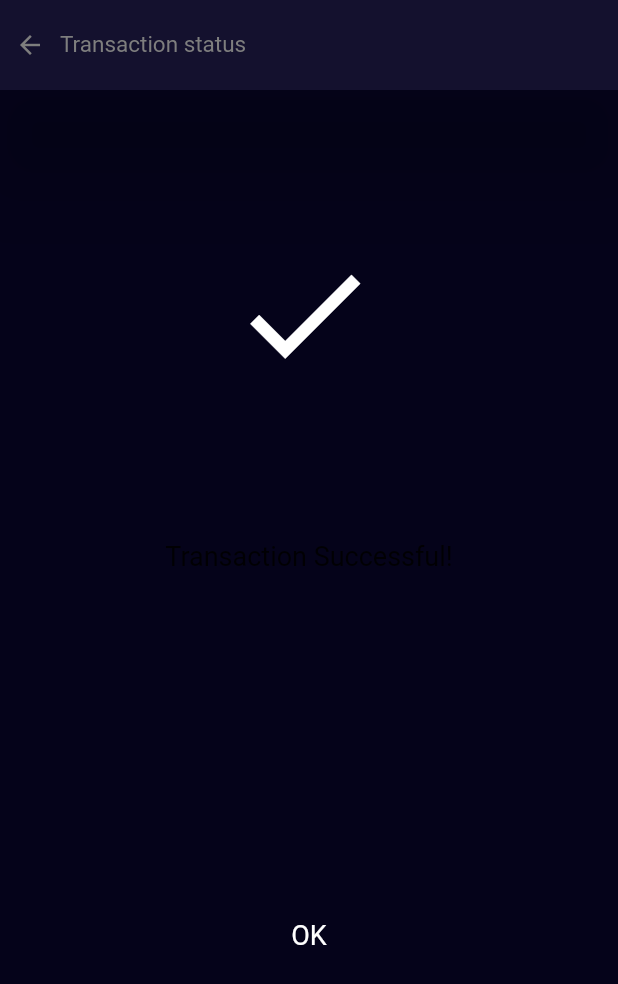
After one commit to Stephen-Chinaza/Mabro-Main, a Flutter app: the SuccessPage screen opened directly, on a phone screen of 412 x 824 dp. The commit adds this screen. Shown: the top 984 px of the screen. Run offline on Flutter 3.47's test engine with Material 2 defaults, Android fonts, the light colour scheme and no system bars; our stand-ins replace cached_network_image, carousel_slider, flushbar, flutter_contacts, flutter_dash, font_awesome_flutter and 10 more; missing offline and left inert: flutter_appavailability, flutter_paystack, majascan, pin_entry_text_field, qr_code_scanner; accounts and stored records are empty.

Commit message:
flutterwave redirecting page

```diff
--- a/lib/ui_views/screens/flutterwave_payment/flutterwave_payment.dart
+++ b/lib/ui_views/screens/flutterwave_payment/flutterwave_payment.dart
@@ -15,7 +15,6 @@ import 'package:mabro/ui_views/widgets/snackbar/snack.dart';
 import 'package:mabro/ui_views/widgets/textfield/normal_textfield.dart';
 import 'package:http/http.dart' as http;
 import 'dart:convert';
-import 'dart:io';
 import 'package:shared_preferences/shared_preferences.dart';
 import 'package:mabro/ui_views/commons/loading_page.dart';
 
@@ -350,16 +349,6 @@ class _CardPaymentState extends State<CardPayment> {
         map['pin'] = _cardPinFieldController.text;
         map['amount'] = widget.amount.toString();
 
-        print(userId);
-        print(_nameController.text);
-        print(email);
-        print(_cardNumberFieldController.text);
-        print(_cardCvvFieldController.text);
-        print(_cardMonthFieldController.text);
-        print(_cardYearFieldController.text);
-        print(_cardPinFieldController.text);
-        print(widget.amount);
-
         var response = await http
             .post(HttpService.rootVerifyCardPayment, body: map, headers: {
           'Authorization': 'Bearer ' + HttpService.token,
@@ -428,7 +417,7 @@ class _CardPaymentState extends State<CardPayment> {
   }
 
   void redirectUser({String url}) {
-    Future.delayed(Duration(seconds: 6), () {
+    Future.delayed(Duration(seconds: 0), () {
       pushPage(
           context,
           FlutterWaveRedirectPage(
--- a/lib/ui_views/screens/flutterwave_payment/flutterwave_redirect_page.dart
+++ b/lib/ui_views/screens/flutterwave_payment/flutterwave_redirect_page.dart
@@ -1,6 +1,9 @@
 import 'dart:io';
 import 'dart:async';
+import 'dart:convert';
 
+import 'package:mabro/constants/navigator/navigation_constant.dart';
+import 'package:mabro/ui_views/screens/flutterwave_payment/success_page.dart';
 import 'package:webview_flutter/webview_flutter.dart';
 import 'package:flutter/material.dart';
 import 'package:mabro/res/colors.dart';
@@ -17,6 +20,8 @@ class FlutterWaveRedirectPage extends StatefulWidget {
 class FlutterWaveRedirectPageState extends State<FlutterWaveRedirectPage> {
   final Completer<WebViewController> _controller =
       Completer<WebViewController>();
+
+  String jsonUrl = 'https://mabro.ng/dev2/_app/naira-wallet/verify-transaction';
 
   @override
   void initState() {
@@ -53,10 +58,14 @@ class FlutterWaveRedirectPageState extends State<FlutterWaveRedirectPage> {
           navigationDelegate: (NavigationRequest request) {
             if (request.url.startsWith(
                 'https://mabro.ng/dev2/_app/naira-wallet/add-fund-success')) {
-              print('blocking navigation to Scarface Chinaza}');
-              return NavigationDecision.navigate;
+              pushPage(context, SuccessPage());
+              return NavigationDecision.prevent;
+            } else if (request.url.startsWith(jsonUrl)) {
+              pushPage(context, SuccessPage());
+              return NavigationDecision.prevent;
             }
             print('allowing navigation to $request');
+
             return NavigationDecision.navigate;
           },
           onPageFinished: (String url) {
--- /dev/null
+++ b/lib/ui_views/screens/flutterwave_payment/success_page.dart
@@ -0,0 +1,148 @@
+import 'dart:io';
+
+import 'package:flutter/material.dart';
+import 'package:mabro/constants/dimes/dimensions.dart';
+import 'package:mabro/res/colors.dart';
+import 'package:mabro/ui_views/commons/toolbar.dart';
+
+class SuccessPage extends StatelessWidget {
+  const SuccessPage({Key key}) : super(key: key);
+
+  @override
+  Widget build(BuildContext context) {
+    return Scaffold(
+      backgroundColor: ColorConstants.primaryColor,
+      appBar: TopBar(
+        backgroundColorStart: ColorConstants.primaryColor,
+        backgroundColorEnd: ColorConstants.secondaryColor,
+        icon: Platform.isIOS ? Icons.arrow_back_ios : Icons.arrow_back,
+        title: 'Transaction status',
+        onPressed: null,
+        textColor: Colors.white,
+        iconColor: Colors.white,
+      ),
+      body: SingleChildScrollView(
+        child: Column(
+          children: [
+            Container(
+              height: 300,
+              child: Stack(
+                children: [
+                  SucessContainer(
+                      color: ColorConstants.primaryColor.withOpacity(0.4),
+                      width: 200,
+                      height: 200,
+                      shadowColor:
+                          ColorConstants.primaryColor.withOpacity(0.2)),
+                  SucessContainer(
+                      color: ColorConstants.primaryColor.withOpacity(0.6),
+                      width: 180,
+                      height: 180,
+                      left: 4.0,
+                      top: 90),
+                  SucessContainer(
+                      color: ColorConstants.primaryColor.withOpacity(0.9),
+                      width: 160,
+                      height: 160,
+                      left: 3.6,
+                      top: 100),
+                  Positioned(
+                      top: 100,
+                      left: MediaQuery.of(context).size.width / 2.7,
+                      child: Align(
+                          alignment: Alignment.center,
+                          child: Icon(Icons.check,
+                              color: Colors.white, size: 100)))
+                ],
+              ),
+            ),
+            Text(
+              'Transaction Successful!',
+              style: TextStyle(
+                fontSize: 18,
+              ),
+            ),
+            SizedBox(
+              height: Dims.screenHeight(context) * 0.2,
+            ),
+            Container(
+              height: 200,
+              child: Stack(
+                children: <Widget>[
+                  Positioned.fill(
+                    child: Align(
+                      alignment: Alignment.center,
+                      child: SucessContainer(
+                          color: ColorConstants.primaryColor.withOpacity(0.4),
+                          width: 70,
+                          height: 70,
+                          left: 2.95,
+                          top: 80,
+                          shadowColor:
+                              ColorConstants.primaryColor.withOpacity(0.2)),
+                    ),
+                  ),
+                  Align(
+                    alignment: Alignment.center,
+                    child: Text(
+                      'OK',
+                      style: TextStyle(
+                        fontSize: 18,
+                        color: Colors.white,
+                      ),
+                    ),
+                  ),
+                ],
+              ),
+            ),
+          ],
+        ),
+      ),
+    );
+  }
+}
+
+class SucessContainer extends StatelessWidget {
+  final Color color, shadowColor;
+  final double height, width, top, left;
+  final String scoreText, score;
+
+  const SucessContainer(
+      {Key key,
+      this.color,
+      this.height,
+      this.width,
+      this.top,
+      this.left,
+      this.scoreText = '',
+      this.score = '',
+      this.shadowColor = Colors.transparent})
+      : super(key: key);
+
+  @override
+  Widget build(BuildContext context) {
+    return Positioned.fill(
+      child: Align(
+        alignment: Alignment.center,
+        child: Container(
+            height: height,
+            width: width,
+            decoration: BoxDecoration(
+                color: color,
+                borderRadius: BorderRadius.circular(100.0),
+                boxShadow: [
+                  BoxShadow(blurRadius: 10, color: shadowColor, spreadRadius: 6)
+                ]),
+            child: Center(
+              child: Column(
+                mainAxisAlignment: MainAxisAlignment.center,
+                children: [
+                  Text(scoreText, style: TextStyle(fontSize: 18)),
+                  Text(score, style: TextStyle(fontSize: 14)),
+                ],
+              ),
+            )),
+      ),
+    );
+  }
+}
```
